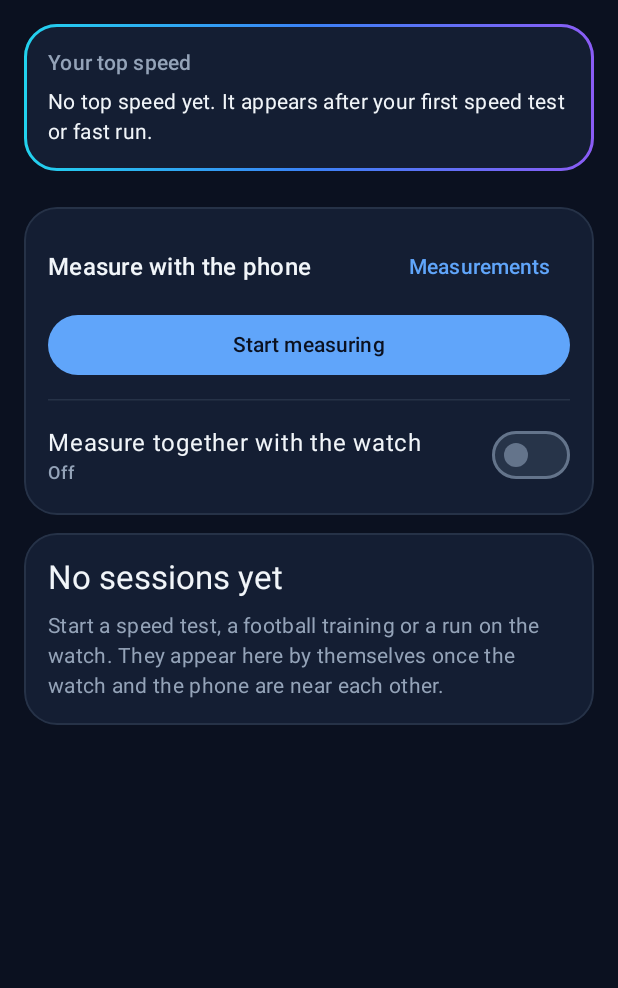
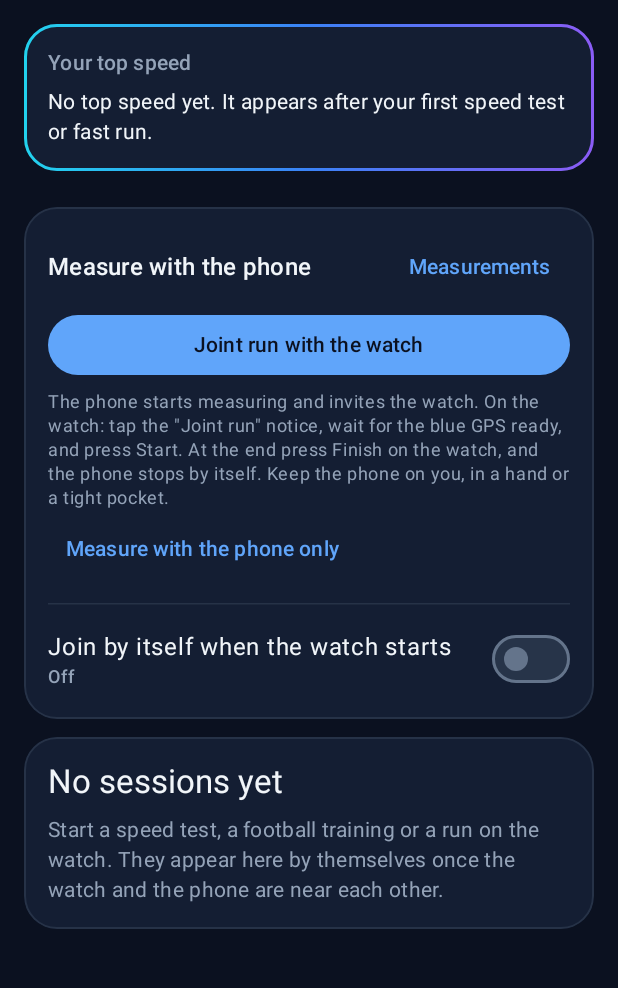
Before and after one commit to HananelSabag/Track-Runner, an Android app built with Jetpack Compose: the screen it shows after launch (MainActivity), on a phone screen of 412 x 824 dp, the part 78-1066 px from its top. Run offline under Robolectric (Android 15) with nearby library versions, the phone set to English and light mode, and no system bars; 9 statements that could not run were skipped.

Commit message:
Joint run: one button on the phone, one tap on the watch
Hananel said the joint measurement did not always work, that he kept
waiting for the watch, and that there was no defined "run together"
with instructions for each device.

The joint run now starts on the phone (D47): it measures at once (it is
in front, so Android allows it) and sends /fast/link/invite. The watch
buzzes with a "Joint run" notice; its tap opens a run, and from there
the watch's start/stop messages tie the phone's measurement to the run,
so finishing on the watch stops the phone. The phone card leads with
the button and says what to do on each device; while it waits it says
"on the watch: tap the notice, wait for the blue GPS ready, press
Start", or in red that the watch is out of reach. The old switch stays,
renamed "join by itself when the watch starts", and its row no longer
claims to follow the watch when it is off.

Checked on the phone emulator (no watch: the red "out of reach" line);
the watch side needs the real pair. Watch and phone 0.6.2.

Co-Authored-By: Claude Opus 5.5 <noreply@anthropic.com>

```diff
--- a/core/data/src/main/kotlin/com/hananel/fast/core/data/sync/SyncProtocol.kt
+++ b/core/data/src/main/kotlin/com/hananel/fast/core/data/sync/SyncProtocol.kt
@@ -28,6 +28,12 @@ object SyncProtocol {
     const val LINK_START_PATH = LINK_PREFIX + "start"
     const val LINK_STOP_PATH = LINK_PREFIX + "stop"
 
+    /**
+     * The phone inviting the watch to a joint run (D47): the phone is already measuring, and
+     * the watch shows a notice that opens a run with one tap.
+     */
+    const val LINK_INVITE_PATH = LINK_PREFIX + "invite"
+
     /** The phone's answers to a start: it is measuring too, or it wanted to and could not. */
     const val LINK_FOLLOWING_PATH = LINK_PREFIX + "following"
     const val LINK_NOT_FOLLOWING_PATH = LINK_PREFIX + "not-following"
--- a/mobile/build.gradle.kts
+++ b/mobile/build.gradle.kts
@@ -13,8 +13,8 @@ android {
         applicationId = "com.hananel.fast"
         minSdk = libs.versions.minSdkMobile.get().toInt()
         targetSdk = libs.versions.targetSdk.get().toInt()
-        versionCode = 11
-        versionName = "0.6.1"
+        versionCode = 12
+        versionName = "0.6.2"
     }
 
     buildTypes {
--- a/mobile/src/main/kotlin/com/hananel/fast/mobile/reference/PhoneMeasureCard.kt
+++ b/mobile/src/main/kotlin/com/hananel/fast/mobile/reference/PhoneMeasureCard.kt
@@ -75,7 +75,8 @@ fun PhoneMeasureCard(onOpenMeasurements: () -> Unit, modifier: Modifier = Modifi
             TextButton(onClick = onOpenMeasurements) { Text(stringResource(R.string.measure_saved)) }
         }
         when (val current = state) {
-            is ReferenceState.Recording -> Row(
+            is ReferenceState.Recording -> Column {
+                Row(
                     modifier = Modifier.padding(top = 4.dp),
                     verticalAlignment = Alignment.CenterVertically,
                     horizontalArrangement = Arrangement.spacedBy(10.dp),
@@ -83,7 +84,9 @@ fun PhoneMeasureCard(onOpenMeasurements: () -> Unit, modifier: Modifier = Modifi
                     LiveDot()
                     Column(Modifier.weight(1f)) {
                         Text(
-                        text = if (current.withWatch) {
+                            text = if (current.withWatch && current.waitingForWatch) {
+                                stringResource(R.string.joint_measuring) + " · " + formatClock(current.elapsedMs)
+                            } else if (current.withWatch) {
                                 stringResource(R.string.measure_with_watch) + " · " + formatClock(current.elapsedMs)
                             } else {
                                 stringResource(R.string.reference_recording) + " · " + formatClock(current.elapsedMs)
@@ -101,11 +104,32 @@ fun PhoneMeasureCard(onOpenMeasurements: () -> Unit, modifier: Modifier = Modifi
                         colors = ButtonDefaults.buttonColors(containerColor = FastColors.RoseDeep, contentColor = FastColors.Ice),
                     ) { Text(stringResource(R.string.reference_stop)) }
                 }
+                // A joint run before the watch has started: what to do there, or why it cannot happen.
+                if (current.waitingForWatch) {
+                    val reached = current.watchReached
+                    Text(
+                        text = stringResource(if (reached == false) R.string.joint_watch_unreachable else R.string.joint_waiting_watch),
+                        style = MaterialTheme.typography.bodySmall,
+                        color = if (reached == false) StatusColors.Blocked else StatusColors.Ready,
+                        modifier = Modifier.padding(top = 8.dp),
+                    )
+                }
+            }
             is ReferenceState.Idle -> Column {
                 Button(
+                    onClick = { withLocation { ReferenceService.startJoint(context) } },
+                    modifier = Modifier.fillMaxWidth().padding(top = 4.dp),
+                ) { Text(stringResource(R.string.joint_start)) }
+                Text(
+                    text = stringResource(R.string.joint_how),
+                    style = MaterialTheme.typography.bodySmall,
+                    color = MaterialTheme.colorScheme.onSurfaceVariant,
+                    modifier = Modifier.padding(top = 6.dp),
+                )
+                TextButton(
                     onClick = { withLocation { ReferenceService.start(context) } },
-                    modifier = Modifier.fillMaxWidth().padding(top = 4.dp),
-                ) { Text(stringResource(R.string.measure_start)) }
+                    modifier = Modifier.padding(top = 2.dp),
+                ) { Text(stringResource(R.string.measure_alone)) }
                 // A stop the user did not make is said, so it is never a mystery.
                 current.last?.reason?.takeIf { it != StopReason.BY_HAND }?.let { reason ->
                     Text(
@@ -121,7 +145,8 @@ fun PhoneMeasureCard(onOpenMeasurements: () -> Unit, modifier: Modifier = Modifi
         Row(verticalAlignment = Alignment.CenterVertically) {
             Column(Modifier.weight(1f)) {
                 Text(stringResource(R.string.link_title), style = MaterialTheme.typography.bodyLarge)
-                val following = (state as? ReferenceState.Recording)?.withWatch == true
+                // This row is about the switch: a joint run started by its button says so above, not here.
+                val following = armed && (state as? ReferenceState.Recording)?.withWatch == true
                 Text(
                     text = stringResource(
                         when {
--- a/mobile/src/main/kotlin/com/hananel/fast/mobile/reference/ReferenceService.kt
+++ b/mobile/src/main/kotlin/com/hananel/fast/mobile/reference/ReferenceService.kt
@@ -48,6 +48,7 @@ class ReferenceService : Service() {
                 if (!ReferenceRecorder.isRecording) finish()
             }
             ACTION_STOP -> if (ReferenceRecorder.isRecording) ReferenceRecorder.stop(applicationContext) else if (!ReferenceRecorder.armed.value) finish()
+            ACTION_JOINT -> ReferenceRecorder.startJoint(applicationContext)
             ACTION_JOIN -> {
                 PhoneData.settings(applicationContext).measureWithWatch = true
                 ReferenceRecorder.setArmed(true)
@@ -116,6 +117,7 @@ class ReferenceService : Service() {
         private const val ACTION_DISARM = "com.hananel.fast.reference.DISARM"
         private const val ACTION_STOP = "com.hananel.fast.reference.STOP"
         private const val ACTION_JOIN = "com.hananel.fast.reference.JOIN"
+        private const val ACTION_JOINT = "com.hananel.fast.reference.JOINT"
 
         /** Starts a measurement now, by hand. */
         fun start(context: Context) = send(context, null)
@@ -127,6 +129,9 @@ class ReferenceService : Service() {
 
         fun disarm(context: Context) = send(context, ACTION_DISARM)
 
+        /** A joint run: measure now and invite the watch (D47). Only while the app is in front. */
+        fun startJoint(context: Context) = send(context, ACTION_JOINT)
+
         /** Join a measurement the watch has already started. Only while the app is in front. */
         fun join(context: Context) = send(context, ACTION_JOIN)
 
--- a/mobile/src/main/res/values/strings.xml
+++ b/mobile/src/main/res/values/strings.xml
@@ -183,7 +183,7 @@
     <string name="compare_separation">On average %1$s m between where the watch and the phone placed you at the same second.</string>
     <string name="compare_none">No watch recording from the same time. To compare, start a run or a speed test on the watch while the phone is measuring.</string>
     <string name="note_auto_ended_overruled">The watch stopped this session by itself, believing you had been resting for 20 minutes. Your movement and heart rate say you were still playing, so that time counts. Nothing after the stop was recorded.</string>
-    <string name="link_title">Measure together with the watch</string>
+    <string name="link_title">Join by itself when the watch starts</string>
     <string name="link_waiting">Waiting for the watch</string>
     <string name="link_text">While this is on, every training or speed test started on the watch also starts a measurement on the phone, and it stops with them. The phone has to be on you and within reach of the watch. While waiting, the phone\'s GPS is off.</string>
     <string name="link_notification_waiting">Waiting for the watch: start on the watch and the phone measures too</string>
@@ -217,4 +217,10 @@
     <string name="stop_reason_driving">Stopped by itself: the phone was in a vehicle</string>
     <string name="stop_reason_no_gps">Stopped by itself: 20 minutes without GPS</string>
     <string name="stop_reason_too_long">Stopped by itself after 4 hours</string>
+    <string name="joint_start">Joint run with the watch</string>
+    <string name="joint_how">The phone starts measuring and invites the watch. On the watch: tap the \"Joint run\" notice, wait for the blue GPS ready, and press Start. At the end press Finish on the watch, and the phone stops by itself. Keep the phone on you, in a hand or a tight pocket.</string>
+    <string name="measure_alone">Measure with the phone only</string>
+    <string name="joint_measuring">Joint run · the phone is measuring</string>
+    <string name="joint_waiting_watch">On the watch: tap the \"Joint run\" notice (or open a run), wait for the blue GPS ready, and press Start.</string>
+    <string name="joint_watch_unreachable">The watch is out of the phone\'s reach. Open a run on the watch yourself; once it starts, the phone carries on with it.</string>
 </resources>
--- a/wear/build.gradle.kts
+++ b/wear/build.gradle.kts
@@ -14,8 +14,8 @@ android {
         minSdk = libs.versions.minSdkWear.get().toInt()
         targetSdk = libs.versions.targetSdk.get().toInt()
         // Offset from the phone's versionCode: Play rejects two APKs of one app with the same code.
-        versionCode = 1_000_010
-        versionName = "0.6.1"
+        versionCode = 1_000_011
+        versionName = "0.6.2"
     }
 
     buildTypes {
--- a/wear/src/main/kotlin/com/hananel/fast/wear/sync/PhoneListenerService.kt
+++ b/wear/src/main/kotlin/com/hananel/fast/wear/sync/PhoneListenerService.kt
@@ -31,6 +31,9 @@ class PhoneListenerService : WearableListenerService() {
     }
 
     override fun onMessageReceived(event: MessageEvent) {
-        PhoneLink.onPhoneAnswered(event.path)
+        when (event.path) {
+            SyncProtocol.LINK_INVITE_PATH -> JointRunInvite.show(applicationContext)
+            else -> PhoneLink.onPhoneAnswered(event.path)
+        }
     }
 }
--- a/wear/src/main/res/values/strings.xml
+++ b/wear/src/main/res/values/strings.xml
@@ -191,4 +191,8 @@
     <string name="timeout_search_again">Search again</string>
     <string name="phone_following">The phone is measuring with you</string>
     <string name="phone_not_following">The phone did not join · open FAST on the phone</string>
+    <string name="joint_channel">Joint run</string>
+    <string name="joint_title">Joint run</string>
+    <string name="joint_text">The phone is already measuring. Tap to open a run.</string>
+    <string name="joint_open">Open a run</string>
 </resources>
```
Also changed, not shown: mobile/src/main/kotlin/com/hananel/fast/mobile/reference/ReferenceRecorder.kt (+52 -1 lines), wear/src/main/kotlin/com/hananel/fast/wear/MainActivity.kt (+33 -0 lines), wear/src/main/kotlin/com/hananel/fast/wear/sync/JointRunInvite.kt (added, +53 -0 lines), 6 other files. Lines whose indentation alone changed are shown as unchanged.
